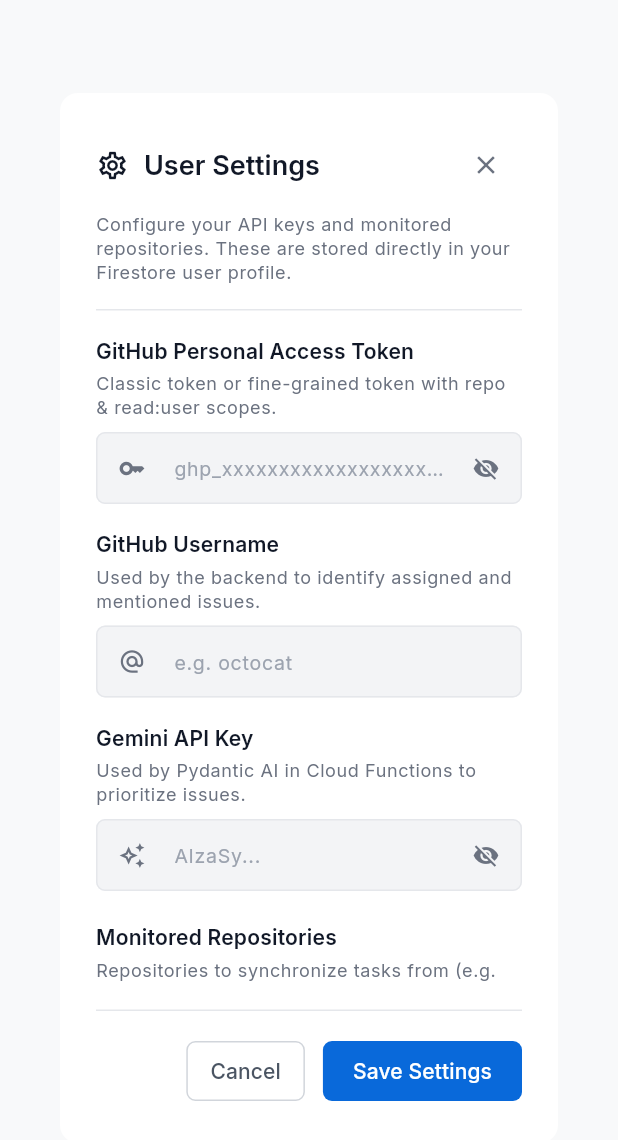
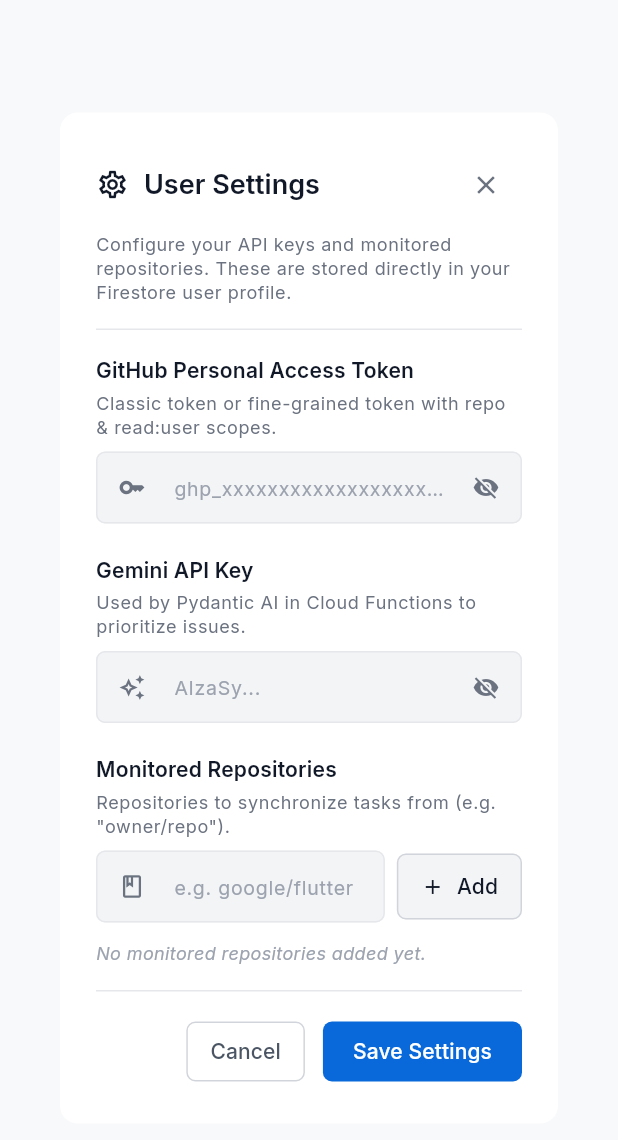
Before and after one commit to brianquinlan/gitvassal, a Flutter app: the SettingsDialog widget shown alone on an empty page, opened directly with empty values, on a phone screen of 412 x 824 dp. Shown: the top 1140 px of the screen. Run offline on Flutter 3.47's test engine with Material 3 defaults, Android fonts, the phone set to English and light mode, and no system bars; our stand-ins replace cloud_firestore, firebase_auth, firebase_core, google_fonts; accounts and stored records are empty.

Commit message:
Remove username from the settings dialog

```diff
--- a/frontend/lib/ui/widgets/settings_dialog.dart
+++ b/frontend/lib/ui/widgets/settings_dialog.dart
@@ -25,7 +25,6 @@
 class _SettingsDialogState extends State<SettingsDialog> {
   final _formKey = GlobalKey<FormState>();
   final _tokenController = TextEditingController();
-  final _usernameController = TextEditingController();
   final _geminiKeyController = TextEditingController();
   final _newRepoController = TextEditingController();
 
@@ -48,7 +47,6 @@
       if (mounted) {
         setState(() {
           _tokenController.text = settings.githubAccessToken ?? '';
-          _usernameController.text = settings.githubUsername ?? '';
           _geminiKeyController.text = settings.geminiApiKey ?? '';
           _monitoredRepos = List<String>.from(settings.monitoredRepos);
           _isLoading = false;
@@ -64,7 +62,6 @@
   @override
   void dispose() {
     _tokenController.dispose();
-    _usernameController.dispose();
     _geminiKeyController.dispose();
     _newRepoController.dispose();
     super.dispose();
@@ -96,7 +93,6 @@
       final updatedSettings = UserSettingsModel(
         uid: widget.uid,
         githubAccessToken: _tokenController.text.trim().isEmpty ? null : _tokenController.text.trim(),
-        githubUsername: _usernameController.text.trim().isEmpty ? null : _usernameController.text.trim(),
         geminiApiKey: _geminiKeyController.text.trim().isEmpty ? null : _geminiKeyController.text.trim(),
         monitoredRepos: _monitoredRepos,
       );
@@ -210,27 +206,7 @@
                                 ),
                               ),
                             ),
-                            const SizedBox(height: 16),
-
-                            // GitHub Username
-                            Text(
-                              'GitHub Username',
-                              style: Theme.of(context).textTheme.titleMedium,
-                            ),
-                            const SizedBox(height: 4),
-                            Text(
-                              'Used by the backend to identify assigned and mentioned issues.',
-                              style: Theme.of(context).textTheme.bodySmall,
-                            ),
-                            const SizedBox(height: 8),
-                            TextFormField(
-                              controller: _usernameController,
-                              decoration: const InputDecoration(
-                                hintText: 'e.g. octocat',
-                                prefixIcon: Icon(Icons.alternate_email, size: 18, color: AppTheme.textMuted),
-                              ),
-                            ),
-                            const SizedBox(height: 16),
+                            const SizedBox(height: 20),
 
                             // Gemini API Key
                             Text(
```
